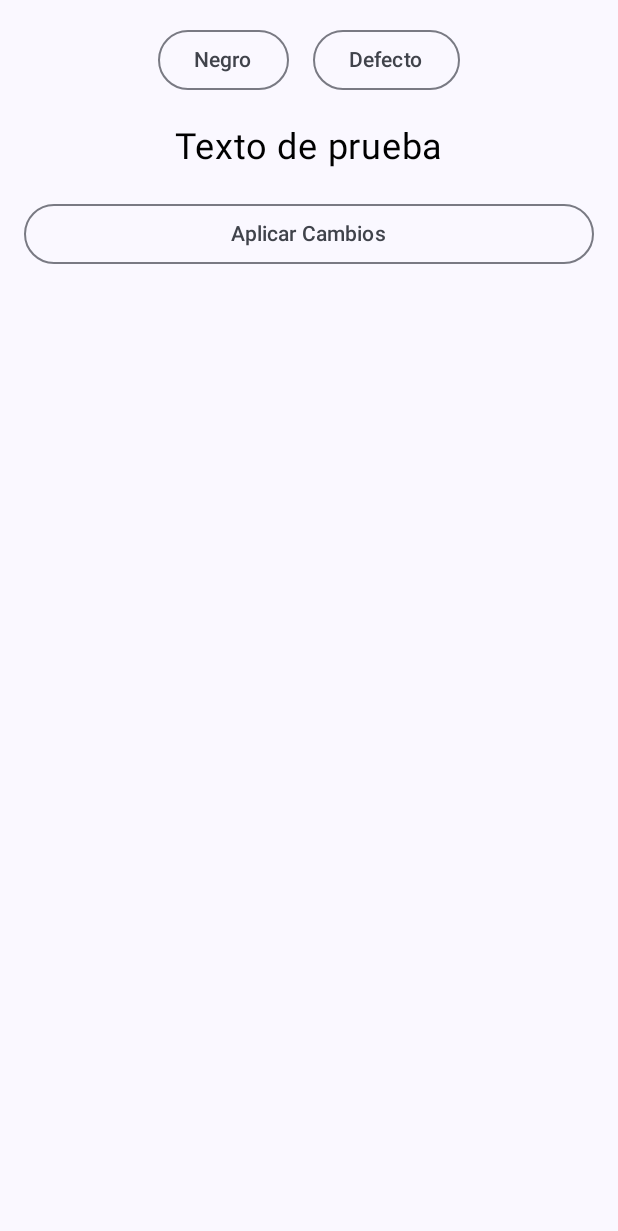
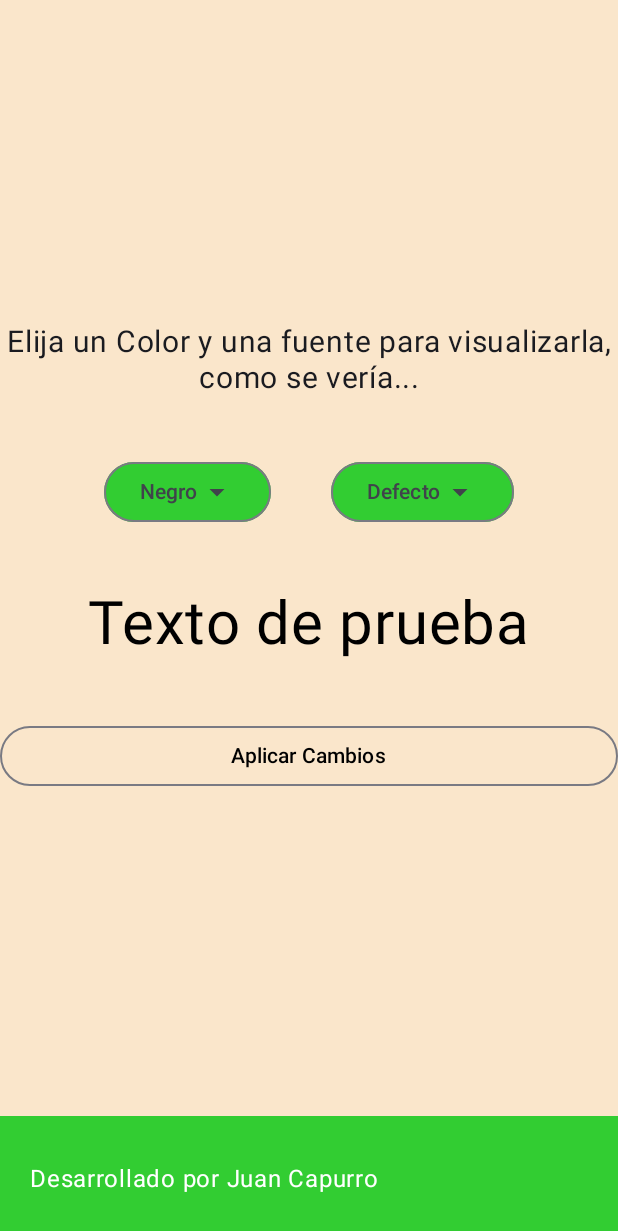
Before and after one commit to JuanesCapurroU/DropDown, an Android app built with Jetpack Compose: the composable DropdownRow shown on its own in the app's theme, on a phone screen of 412 x 824 dp. Shown: the top 1231 px of the screen. Run offline under Robolectric (Android 15) with nearby library versions, the phone set to English and light mode, and no system bars.

```diff
--- a/app/build.gradle.kts
+++ b/app/build.gradle.kts
@@ -49,6 +49,9 @@ dependencies {
     implementation(libs.androidx.ui.graphics)
     implementation(libs.androidx.ui.tooling.preview)
     implementation(libs.androidx.material3)
+
+    implementation(libs.androidx.navigation.compose) //libreria de navegacion..
+
     testImplementation(libs.junit)
     androidTestImplementation(libs.androidx.junit)
     androidTestImplementation(libs.androidx.espresso.core)
--- a/app/src/main/java/com/example/dropdown/items/Dropdown.kt
+++ b/app/src/main/java/com/example/dropdown/items/Dropdown.kt
@@ -1,15 +1,25 @@
 import androidx.compose.foundation.layout.*
-import androidx.compose.material.*
+import androidx.compose.material.icons.Icons
+import androidx.compose.material.icons.filled.ArrowDropDown
+import androidx.compose.material3.BottomAppBar
 import androidx.compose.material3.Button
+import androidx.compose.material3.ButtonDefaults
 import androidx.compose.material3.DropdownMenu
 import androidx.compose.material3.DropdownMenuItem
+import androidx.compose.material3.Icon
 import androidx.compose.material3.OutlinedButton
+import androidx.compose.material3.Scaffold
 import androidx.compose.material3.Text
+import androidx.compose.material3.TopAppBar
+import androidx.compose.material3.TopAppBarDefaults
 import androidx.compose.runtime.*
+import androidx.compose.runtime.getValue
+import androidx.compose.runtime.setValue
 import androidx.compose.ui.Alignment
 import androidx.compose.ui.Modifier
 import androidx.compose.ui.graphics.Color
 import androidx.compose.ui.text.font.FontFamily
+import androidx.compose.ui.text.style.TextAlign
 import androidx.compose.ui.unit.dp
 import androidx.compose.ui.unit.sp
 
@@ -29,45 +39,127 @@ fun DropdownRow() {
         appliedColor = tempSelectedColor
         appliedTypography = tempSelectedTypography
     }
+    var clicked by remember { mutableStateOf(false) }
 
-    Column(modifier = Modifier.fillMaxWidth().padding(16.dp),
-        horizontalAlignment = Alignment.CenterHorizontally) {
-        Row(horizontalArrangement = Arrangement.spacedBy(16.dp)) {
+    val limeGreen = Color(0xFF32CD32)
+    val White = Color(0xFFFFFFFF)
+
+    Scaffold(
+        bottomBar = {
+            BottomAppBar(
+                containerColor = limeGreen
+            ) {
+                Text(
+                    text = "Desarrollado por Juan Capurro",
+                    modifier = Modifier.padding(16.dp),
+                    color = Color.White
+                )
+            }
+        },
+        containerColor = Color(0xFFFAE6CB)
+    ) { innerPadding ->
+        Box(
+            modifier = Modifier
+                .fillMaxSize()
+                .padding(innerPadding),
+            contentAlignment = Alignment.Center
+        ) {
+            Column(horizontalAlignment = Alignment.CenterHorizontally) {
+                Text(
+                    text = "Elija un Color y una fuente para visualizarla, como se vería...",
+                    fontSize = 20.sp,
+                    textAlign = TextAlign.Center
+                )
+
+                Spacer(modifier = Modifier.height(40.dp))
+
+                Row(horizontalArrangement = Arrangement.spacedBy(40.dp)) {
                     Box {
-                OutlinedButton(onClick = { expandedColor = true }) { Text(tempSelectedColor) }
-                DropdownMenu(expanded = expandedColor, onDismissRequest = { expandedColor = false }) {
+                        OutlinedButton(
+                            onClick = { expandedColor = true },
+                            colors = ButtonDefaults.outlinedButtonColors(
+                                containerColor = limeGreen
+                            )
+                        ) {
+                            Text(tempSelectedColor)
+                            Icon(
+                                imageVector = Icons.Default.ArrowDropDown,
+                                contentDescription = "Dropdown icon"
+                            )
+                        }
+
+                        DropdownMenu(
+                            expanded = expandedColor,
+                            onDismissRequest = { expandedColor = false }
+                        ) {
                             colors.keys.forEach { color ->
-                        DropdownMenuItem(onClick = {
+                                DropdownMenuItem(
+                                    onClick = {
                                         tempSelectedColor = color
                                         expandedColor = false
-                        }, text = { Text(color) })
+                                    },
+                                    text = { Text(color) }
+                                )
                             }
                         }
                     }
 
                     Box {
-                OutlinedButton(onClick = { expandedTypography = true }) { Text(tempSelectedTypography) }
-                DropdownMenu(expanded = expandedTypography, onDismissRequest = { expandedTypography = false }) {
+                        OutlinedButton(
+                            onClick = { expandedTypography = true },
+                            colors = ButtonDefaults.outlinedButtonColors(
+                                containerColor = limeGreen
+                            )
+                        ) {
+                            Text(tempSelectedTypography)
+                            Icon(
+                                imageVector = Icons.Default.ArrowDropDown,
+                                contentDescription = "Dropdown icon"
+                            )
+                        }
+
+                        DropdownMenu(
+                            expanded = expandedTypography,
+                            onDismissRequest = { expandedTypography = false }
+                        ) {
                             typographies.keys.forEach { typography ->
-                        DropdownMenuItem(onClick = {
+                                DropdownMenuItem(
+                                    onClick = {
                                         tempSelectedTypography = typography
                                         expandedTypography = false
-                        }, text = { Text(typography) })
+                                    },
+                                    text = { Text(typography) }
+                                )
                             }
                         }
                     }
                 }
 
-        Spacer(modifier = Modifier.height(20.dp))
+                Spacer(modifier = Modifier.height(40.dp))
+
                 Text(
                     text = "Texto de prueba",
-            fontSize = 24.sp,
+                    fontSize = 40.sp,
                     fontFamily = typographies[appliedTypography] ?: FontFamily.SansSerif,
                     color = colors[appliedColor] ?: Color.Black
                 )
-        Spacer(modifier = Modifier.height(20.dp))
-        OutlinedButton(onClick = { Aplicador() }, modifier = Modifier.fillMaxWidth()) {
+
+                Spacer(modifier = Modifier.height(40.dp))
+
+                OutlinedButton(
+                    onClick = {
+                        Aplicador()
+                        clicked = true
+                    },
+                    modifier = Modifier.fillMaxWidth(),
+                    colors = ButtonDefaults.outlinedButtonColors(
+                        containerColor = if (clicked) limeGreen else Color.Transparent,
+                        contentColor = if (clicked) White else Color.Black
+                    )
+                ) {
                     Text("Aplicar Cambios")
                 }
             }
         }
+    }
+}
--- a/gradle/libs.versions.toml
+++ b/gradle/libs.versions.toml
@@ -8,6 +8,10 @@ espressoCore = "3.6.1"
 lifecycleRuntimeKtx = "2.8.7"
 activityCompose = "1.10.1"
 composeBom = "2024.04.01"
+
+#Navigation
+navigationCompose = "2.8.0"
+
 
 [libraries]
 androidx-core-ktx = { group = "androidx.core", name = "core-ktx", version.ref = "coreKtx" }
@@ -25,6 +29,8 @@ androidx-ui-test-manifest = { group = "androidx.compose.ui", name = "ui-test-man
 androidx-ui-test-junit4 = { group = "androidx.compose.ui", name = "ui-test-junit4" }
 androidx-material3 = { group = "androidx.compose.material3", name = "material3" }
 
+androidx-navigation-compose = { group = "androidx.navigation", name = "navigation-compose", version.ref = "navigationCompose" }
+
 [plugins]
 android-application = { id = "com.android.application", version.ref = "agp" }
 kotlin-android = { id = "org.jetbrains.kotlin.android", version.ref = "kotlin" }
```
Also changed, not shown: app/src/main/java/com/example/dropdown/MainActivity.kt (+9 -2 lines), app/src/main/java/com/example/dropdown/Models/Persona.kt (+13 -2 lines), app/src/main/java/com/example/dropdown/Screen/Navegacion.kt (added, +24 -0 lines), app/src/main/java/com/example/dropdown/Screen/ScreenA.kt (+45 -0 lines), app/src/main/java/com/example/dropdown/Screen/ScreenB.kt (+35 -0 lines). Lines whose indentation alone changed are shown as unchanged.
